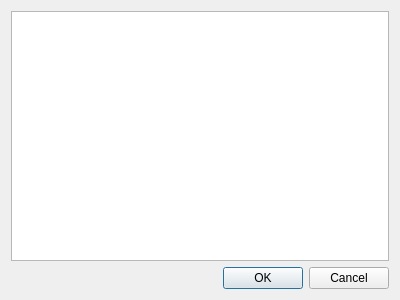
First picture: the form in ifg/qt/ui/listapaginada.ui, repository matferib/tabuleiro-virtual, before the edit.
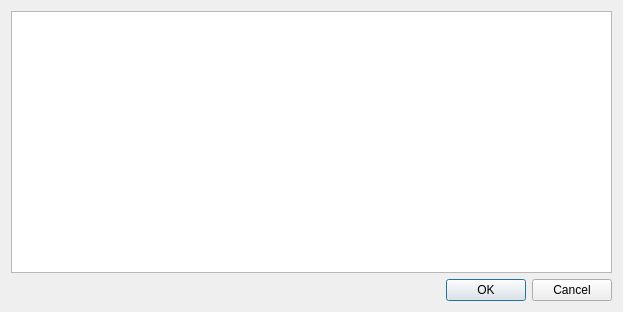
Second picture: the form after the edit.

Commit message: duracao de pergaminhos

```diff
--- a/ifg/qt/ui/listapaginada.ui
+++ b/ifg/qt/ui/listapaginada.ui
@@ -6,8 +6,8 @@
    <rect>
     <x>0</x>
     <y>0</y>
-    <width>400</width>
-    <height>300</height>
+    <width>623</width>
+    <height>312</height>
    </rect>
   </property>
   <property name="windowTitle">
```
The commit also changes 2 other files.
